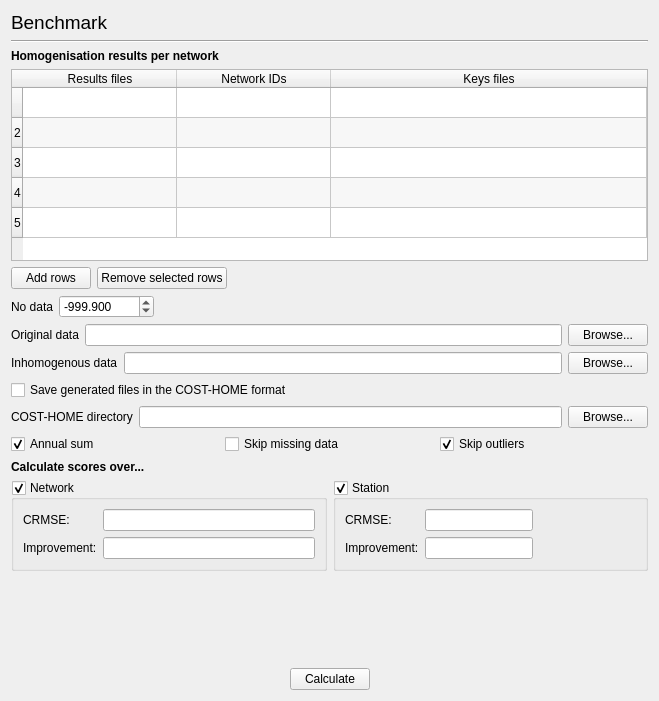
Before: the Qt Designer form GSIMCLI/interface/tools.benchmark.ui in iled/gsimcli, drawn with Qt 5.
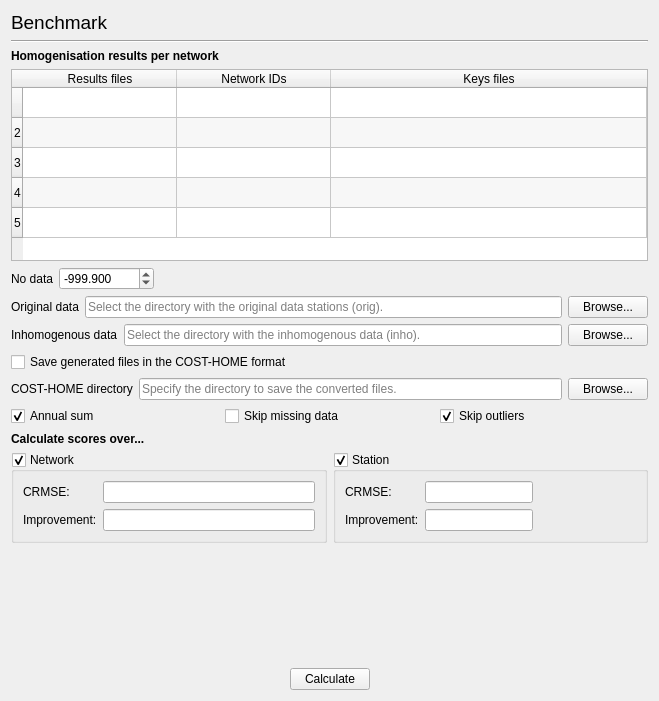
After: the same form once the commit is applied.

Commit message: open dialog, context menu, add and remove rows . add a row when filling in the last one . open browse dialog on cells double click . context menu to open browse dialog and to remove selected rows . reordered methods in alphabetic order

```diff
--- a/GSIMCLI/interface/tools.benchmark.ui
+++ b/GSIMCLI/interface/tools.benchmark.ui
@@ -114,37 +114,6 @@
      </column>
     </widget>
    </item>
-   <item>
-    <layout class="QHBoxLayout" name="horizontalLayout_29">
-     <item>
-      <widget class="QPushButton" name="buttonAddRows">
-       <property name="text">
-        <string>Add rows</string>
-       </property>
-      </widget>
-     </item>
-     <item>
-      <widget class="QPushButton" name="buttonRemoveRows">
-       <property name="text">
-        <string>Remove selected rows</string>
-       </property>
-      </widget>
-     </item>
-     <item>
-      <spacer name="horizontalSpacer_20">
-       <property name="orientation">
-        <enum>Qt::Horizontal</enum>
-       </property>
-       <property name="sizeHint" stdset="0">
-        <size>
-         <width>40</width>
-         <height>20</height>
-        </size>
-       </property>
-      </spacer>
-     </item>
-    </layout>
-   </item>
    <item>
     <layout class="QHBoxLayout" name="horizontalLayout_28">
      <item>
@@ -195,7 +164,11 @@
       </widget>
      </item>
      <item>
-      <widget class="QLineEdit" name="lineOrig"/>
+      <widget class="QLineEdit" name="lineOrig">
+       <property name="placeholderText">
+        <string>Select the directory with the original data stations (orig).</string>
+       </property>
+      </widget>
      </item>
      <item>
       <widget class="QPushButton" name="buttonOrig">
@@ -216,7 +189,11 @@
       </widget>
      </item>
      <item>
-      <widget class="QLineEdit" name="lineInho"/>
+      <widget class="QLineEdit" name="lineInho">
+       <property name="placeholderText">
+        <string>Select the directory with the inhomogenous data (inho).</string>
+       </property>
+      </widget>
      </item>
      <item>
       <widget class="QPushButton" name="buttonInho">
@@ -251,6 +228,9 @@
        <property name="enabled">
         <bool>true</bool>
        </property>
+       <property name="placeholderText">
+        <string>Specify the directory to save the converted files.</string>
+       </property>
       </widget>
      </item>
      <item>
```
Left out of the diff: 7 changed lines with no effect on the pictures. The commit also changes 1 other file.
